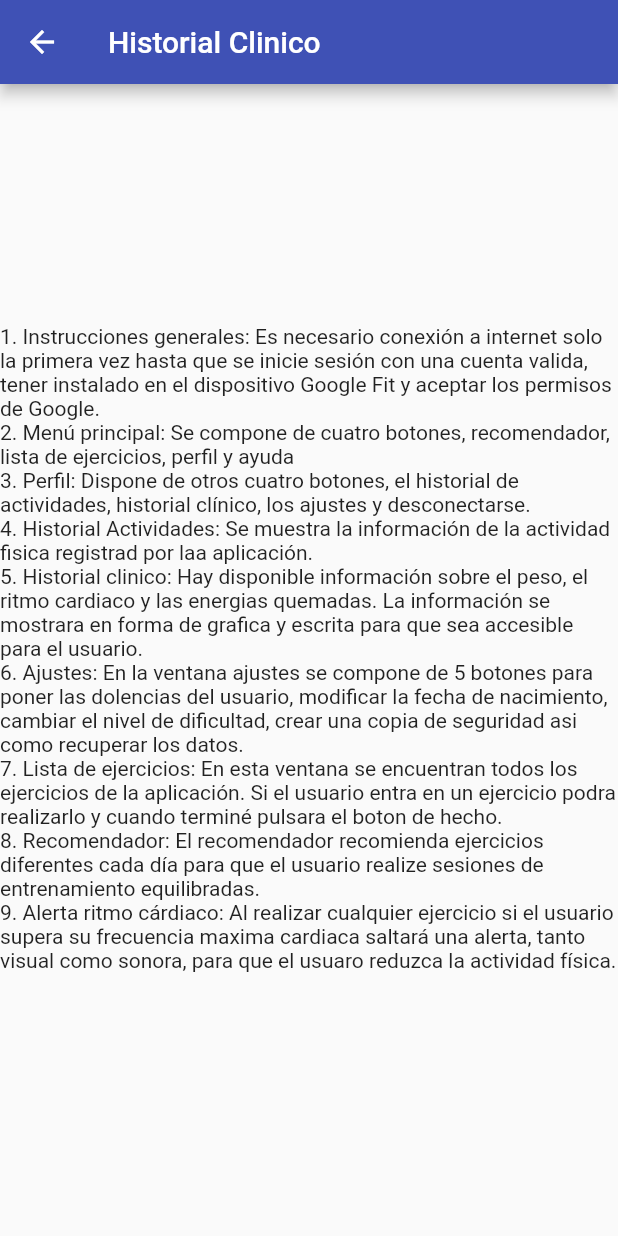
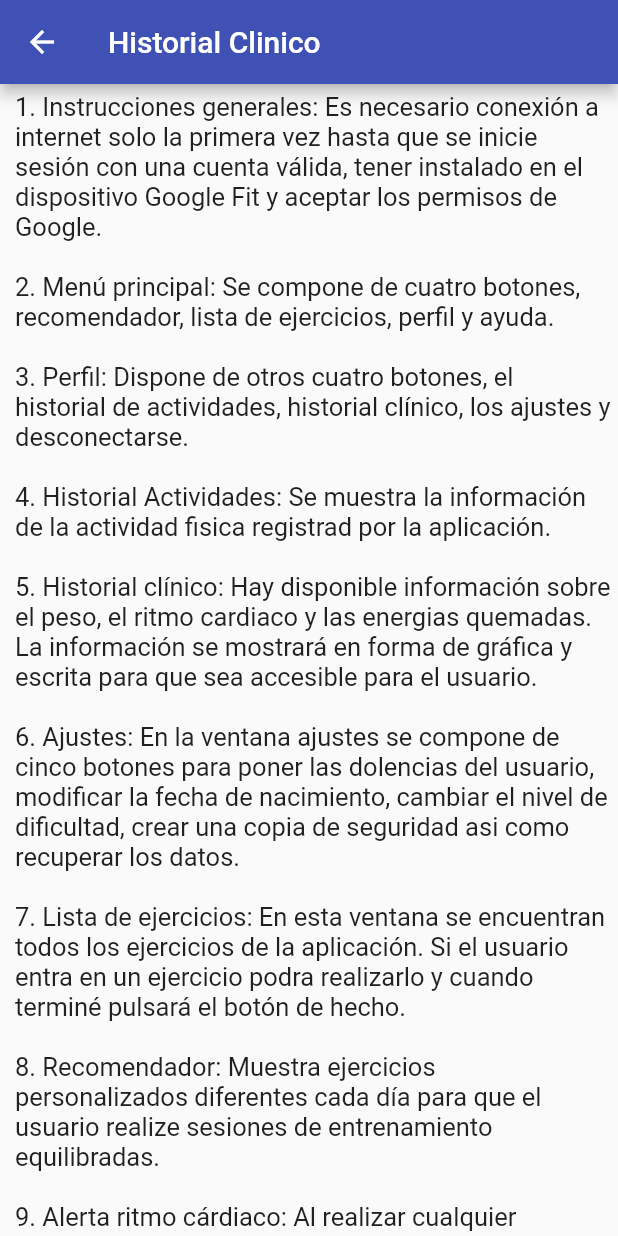
Before and after one commit to jrecaspiorno/once-trainer, a Flutter app: the MyHelp screen opened directly, on a phone screen of 412 x 824 dp. Run offline on Flutter 3.47's test engine with Material 2 defaults, Android fonts, the light colour scheme and no system bars; our stand-ins replace audioplayers, charts_flutter, firebase_auth, font_awesome_flutter, get_it, google_sign_in and 5 more; missing offline and left inert: dart:ffi, googleapis, health, translator; accounts and stored records are empty; generated files the repository leaves out were written again.

Commit message:
Manual terminado

```diff
--- a/lib/Ayuda/ayuda.dart
+++ b/lib/Ayuda/ayuda.dart
@@ -14,17 +14,26 @@ class MyHelp extends StatelessWidget {
         title: Text("Historial Clinico"),
         backgroundColor: Colors.indigo,
       ),
-      body: Center(
-        child: Text('1. Instrucciones generales: Es necesario conexión a internet solo la primera vez hasta que se inicie sesión con una cuenta valida, '
-              'tener instalado en el dispositivo Google Fit y aceptar los permisos de Google.\n'
-            '2. Menú principal: Se compone de cuatro botones, recomendador, lista de ejercicios, perfil y ayuda\n'
-            '3. Perfil: Dispone de otros cuatro botones, el historial de actividades, historial clínico, los ajustes y desconectarse.\n'
-            '4. Historial Actividades: Se muestra la información de la actividad fisica registrad por laa aplicación.\n'
-            '5. Historial clinico: Hay disponible información sobre el peso, el ritmo cardiaco y las energias quemadas. La información se mostrara en forma de grafica y escrita para que sea accesible para el usuario.\n'
-            '6. Ajustes: En la ventana ajustes se compone de 5 botones para poner las dolencias del usuario, modificar la fecha de nacimiento, cambiar el nivel de dificultad, crear una copia de seguridad asi como recuperar los datos.\n'
-            '7. Lista de ejercicios: En esta ventana se encuentran todos los ejercicios de la aplicación. Si el usuario entra en un ejercicio podra realizarlo y cuando terminé pulsara el boton de hecho.\n'
-            '8. Recomendador: El recomendador recomienda ejercicios diferentes cada día para que el usuario realize sesiones de entrenamiento equilibradas.\n'
-            '9. Alerta ritmo cárdiaco: Al realizar cualquier ejercicio si el usuario supera su frecuencia maxima cardiaca saltará una alerta, tanto visual como sonora, para que el usuaro reduzca la actividad física.\n'),
+
+      body: Container(
+        margin: EdgeInsets.only(left: 10,top:5,right:5),
+
+        child: ListView(
+
+          children:  <Widget>[
+            Text('1. Instrucciones generales: Es necesario conexión a internet solo la primera vez hasta que se inicie sesión con una cuenta válida, '
+                  'tener instalado en el dispositivo Google Fit y aceptar los permisos de Google.\n', style: TextStyle(fontSize: 17)),
+            Text( '2. Menú principal: Se compone de cuatro botones, recomendador, lista de ejercicios, perfil y ayuda.\n', style: TextStyle(fontSize: 17)),
+            Text( '3. Perfil: Dispone de otros cuatro botones, el historial de actividades, historial clínico, los ajustes y desconectarse.\n', style: TextStyle(fontSize: 17)),
+            Text( '4. Historial Actividades: Se muestra la información de la actividad fisica registrad por la aplicación.\n', style: TextStyle(fontSize: 17)),
+            Text(  '5. Historial clínico: Hay disponible información sobre el peso, el ritmo cardiaco y las energias quemadas. La información se mostrará en forma de gráfica y escrita para que sea accesible para el usuario.\n', style: TextStyle(fontSize: 17)),
+            Text('6. Ajustes: En la ventana ajustes se compone de cinco botones para poner las dolencias del usuario, modificar la fecha de nacimiento, cambiar el nivel de dificultad, '
+                   'crear una copia de seguridad asi como recuperar los datos.\n', style: TextStyle(fontSize: 17)),
+            Text(  '7. Lista de ejercicios: En esta ventana se encuentran todos los ejercicios de la aplicación. Si el usuario entra en un ejercicio podra realizarlo y cuando terminé pulsará el botón de hecho.\n', style: TextStyle(fontSize: 17)),
+            Text( '8. Recomendador: Muestra ejercicios personalizados diferentes cada día para que el usuario realize sesiones de entrenamiento equilibradas.\n', style: TextStyle(fontSize: 17)),
+            Text( '9. Alerta ritmo cárdiaco: Al realizar cualquier ejercicio si el usuario supera su frecuencia máxima cardiaca saltará una alerta, tanto visual como sonora, para que el usuario reduzca la actividad física.\n', style: TextStyle(fontSize: 17)),
+          ]
+        ),
       )
     );
   }
```
